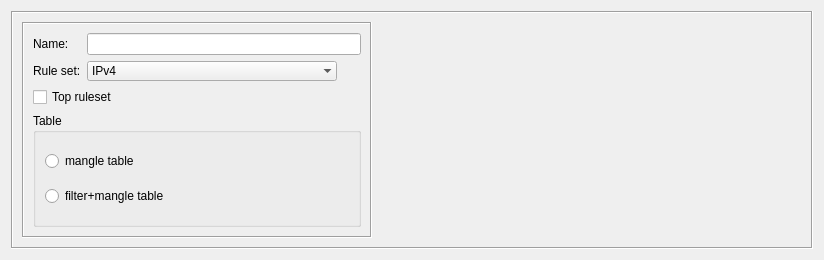
Qt form src/libgui/rulesetdialog_q.ui (fwbuilder/fwbuilder) before a commit.
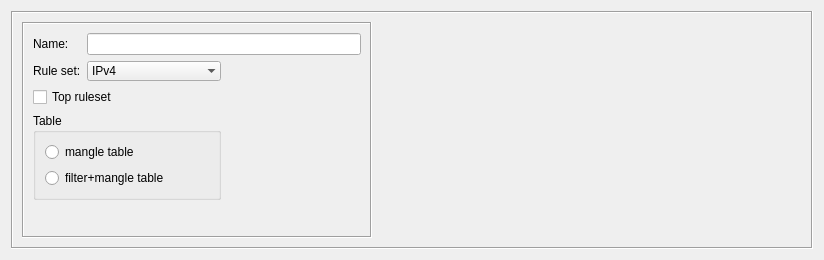
The same form after that commit. Custom widgets are drawn as their Qt base class.

Commit message: see #2536 avoiding FormLayout since it seems to be broken in older Qt

Patch:
```diff
--- a/src/libgui/rulesetdialog_q.ui
+++ b/src/libgui/rulesetdialog_q.ui
@@ -58,7 +58,7 @@
         <property name="frameShadow">
          <enum>QFrame::Sunken</enum>
         </property>
-        <layout class="QFormLayout" name="formLayout">
+        <layout class="QGridLayout" name="gridLayout">
          <item row="0" column="0">
           <widget class="QLabel" name="textLabel1">
            <property name="text">
@@ -69,7 +69,7 @@
            </property>
           </widget>
          </item>
-         <item row="0" column="1">
+         <item row="0" column="1" colspan="2">
           <widget class="QLineEdit" name="obj_name">
            <property name="sizePolicy">
             <sizepolicy hsizetype="Preferred" vsizetype="Fixed">
@@ -132,6 +132,19 @@
            </item>
           </widget>
          </item>
+         <item row="1" column="2">
+          <spacer name="horizontalSpacer">
+           <property name="orientation">
+            <enum>Qt::Horizontal</enum>
+           </property>
+           <property name="sizeHint" stdset="0">
+            <size>
+             <width>130</width>
+             <height>20</height>
+            </size>
+           </property>
+          </spacer>
+         </item>
          <item row="2" column="0" colspan="2">
           <widget class="QCheckBox" name="top_rule_set">
            <property name="text">
@@ -198,6 +211,19 @@
            </layout>
           </widget>
          </item>
+         <item row="4" column="1">
+          <spacer name="verticalSpacer">
+           <property name="orientation">
+            <enum>Qt::Vertical</enum>
+           </property>
+           <property name="sizeHint" stdset="0">
+            <size>
+             <width>20</width>
+             <height>26</height>
+            </size>
+           </property>
+          </spacer>
+         </item>
         </layout>
        </widget>
       </item>
```
The commit also changes 19 other files.
